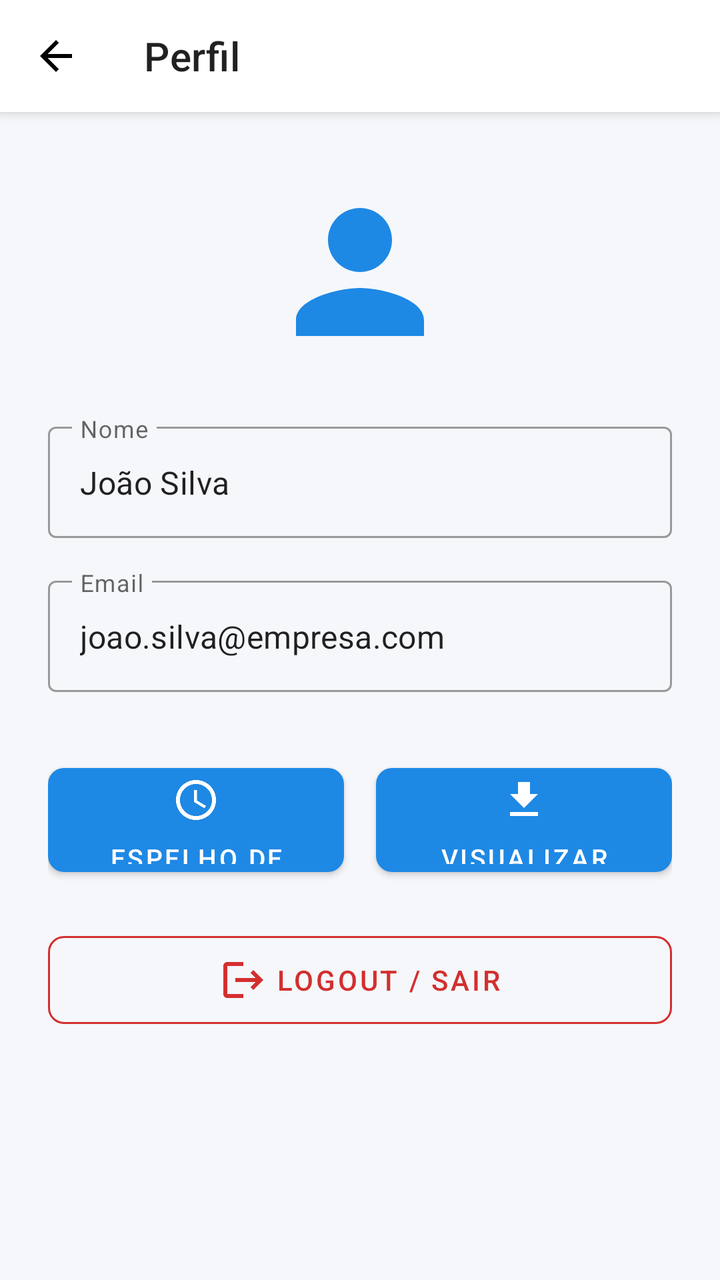
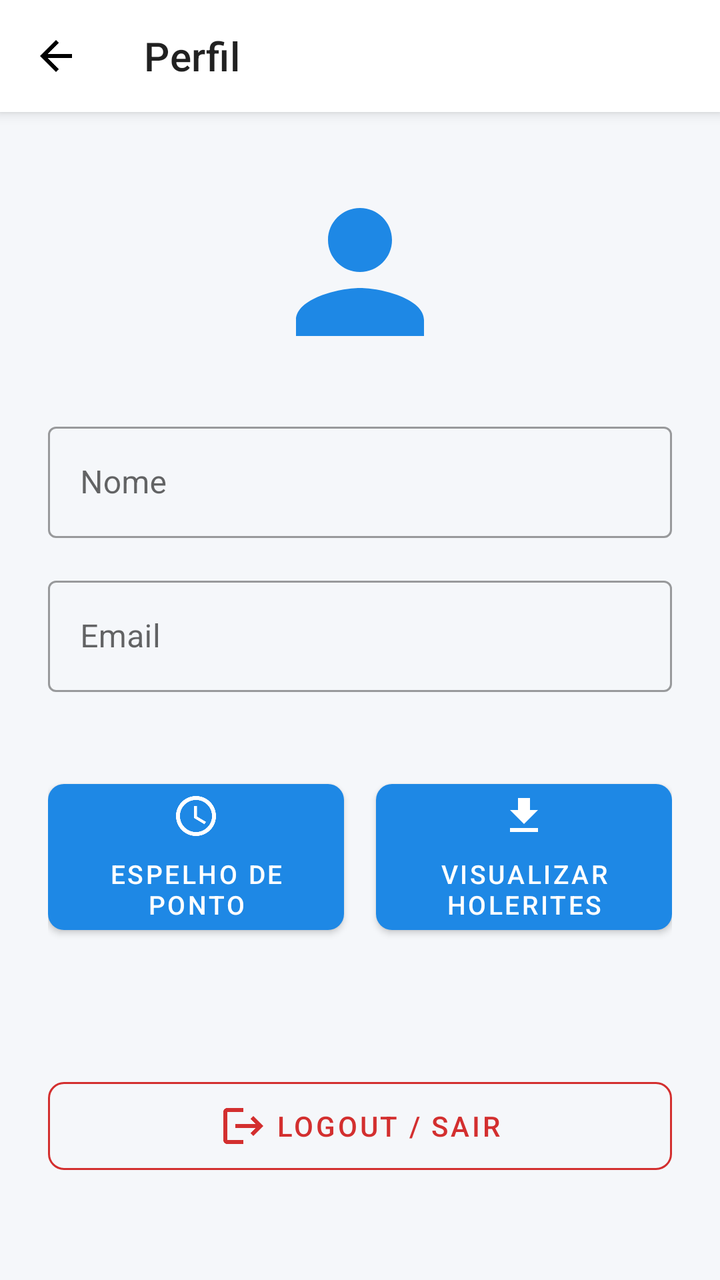

The first picture is an Android layout as it rendered before a commit; the second is the same layout after the commit. The layout source and the unified diff follow.
<!-- AndroidManifest.xml: application theme Theme.EasyClock -->
<!-- res/layout/activity_perfil_funcionario.xml -->
<?xml version="1.0" encoding="utf-8"?>
<ScrollView xmlns:android="http://schemas.android.com/apk/res/android"
    xmlns:app="http://schemas.android.com/apk/res-auto"
    android:layout_width="match_parent"
    android:layout_height="match_parent"
    android:fillViewport="true"
    android:background="@color/background">

    <androidx.constraintlayout.widget.ConstraintLayout
        android:layout_width="match_parent"
        android:layout_height="wrap_content"
        android:paddingBottom="24dp">

        <com.google.android.material.appbar.MaterialToolbar
            android:id="@+id/toolbarPerfil"
            android:layout_width="match_parent"
            android:layout_height="?attr/actionBarSize"
            android:background="@color/surface"
            android:elevation="4dp"
            app:navigationIcon="@drawable/ic_arrow_back"
            app:title="@string/perfil"
            app:layout_constraintTop_toTopOf="parent" />

        <ImageView
            android:id="@+id/ivAvatar"
            android:layout_width="96dp"
            android:layout_height="96dp"
            android:layout_marginTop="32dp"
            android:src="@drawable/ic_person"
            android:contentDescription="@string/perfil"
            app:tint="@color/primary"
            app:layout_constraintTop_toBottomOf="@id/toolbarPerfil"
            app:layout_constraintStart_toStartOf="parent"
            app:layout_constraintEnd_toEndOf="parent" />

        <com.google.android.material.textfield.TextInputLayout
            android:id="@+id/tilNomePerfil"
            style="@style/Widget.MaterialComponents.TextInputLayout.OutlinedBox"
            android:layout_width="0dp"
            android:layout_height="wrap_content"
            android:layout_marginHorizontal="24dp"
            android:layout_marginTop="24dp"
            android:hint="@string/nome"
            app:layout_constraintTop_toBottomOf="@id/ivAvatar"
            app:layout_constraintStart_toStartOf="parent"
            app:layout_constraintEnd_toEndOf="parent">

            <com.google.android.material.textfield.TextInputEditText
                android:id="@+id/etNomePerfil"
                android:layout_width="match_parent"
                android:layout_height="wrap_content"
                android:text="João Silva" />
        </com.google.android.material.textfield.TextInputLayout>

        <com.google.android.material.textfield.TextInputLayout
            android:id="@+id/tilEmailPerfil"
            style="@style/Widget.MaterialComponents.TextInputLayout.OutlinedBox"
            android:layout_width="0dp"
            android:layout_height="wrap_content"
            android:layout_marginHorizontal="24dp"
            android:layout_marginTop="16dp"
            android:hint="@string/email"
            app:layout_constraintTop_toBottomOf="@id/tilNomePerfil"
            app:layout_constraintStart_toStartOf="parent"
            app:layout_constraintEnd_toEndOf="parent">

            <com.google.android.material.textfield.TextInputEditText
                android:id="@+id/etEmailPerfil"
                android:layout_width="match_parent"
                android:layout_height="wrap_content"
                android:text="joao.silva@empresa.com" />
        </com.google.android.material.textfield.TextInputLayout>

        
        <LinearLayout
            android:id="@+id/layoutAcoesPerfil"
            android:layout_width="0dp"
            android:layout_height="wrap_content"
            android:orientation="horizontal"
            android:layout_marginHorizontal="24dp"
            android:layout_marginTop="32dp"
            app:layout_constraintTop_toBottomOf="@id/tilEmailPerfil"
            app:layout_constraintStart_toStartOf="parent"
            app:layout_constraintEnd_toEndOf="parent">

            <com.google.android.material.button.MaterialButton
                android:id="@+id/btnEspelhoPonto"
                android:layout_width="0dp"
                android:layout_height="64dp"
                android:layout_weight="1"
                android:layout_marginEnd="8dp"
                android:text="@string/espelho_de_ponto"
                android:textSize="13sp"
                app:cornerRadius="8dp"
                app:icon="@drawable/ic_clock"
                app:iconGravity="textTop" />

            <com.google.android.material.button.MaterialButton
                android:id="@+id/btnVisualizarHolerites"
                android:layout_width="0dp"
                android:layout_height="64dp"
                android:layout_weight="1"
                android:layout_marginStart="8dp"
                android:text="@string/visualizar_holerites"
                android:textSize="13sp"
                app:cornerRadius="8dp"
                app:icon="@drawable/ic_download"
                app:iconGravity="textTop" />
        </LinearLayout>

        <com.google.android.material.button.MaterialButton
            android:id="@+id/btnLogout"
            style="@style/Widget.MaterialComponents.Button.OutlinedButton"
            android:layout_width="0dp"
            android:layout_height="56dp"
            android:layout_marginHorizontal="24dp"
            android:layout_marginTop="20dp"
            android:text="@string/logout"
            android:textColor="@color/button_danger"
            app:strokeColor="@color/button_danger"
            app:cornerRadius="8dp"
            app:icon="@drawable/ic_logout"
            app:iconTint="@color/button_danger"
            app:iconGravity="textStart"
            app:layout_constraintTop_toBottomOf="@id/layoutAcoesPerfil"
            app:layout_constraintStart_toStartOf="parent"
            app:layout_constraintEnd_toEndOf="parent" />

    </androidx.constraintlayout.widget.ConstraintLayout>
</ScrollView>
<!-- resources referenced by this layout -->
<resources>
  <color name="background">#F5F7FA</color>
  <color name="button_danger">#D32F2F</color>
  <color name="primary">#1E88E5</color>
  <color name="surface">#FFFFFF</color>
  <!-- drawable ic_arrow_back (drawable) -->
  <?xml version="1.0" encoding="utf-8"?>
  <vector xmlns:android="http://schemas.android.com/apk/res/android"
      android:width="24dp"
      android:height="24dp"
      android:viewportWidth="24"
      android:viewportHeight="24">
    <path
        android:fillColor="#FF000000"
        android:pathData="M20,11H7.83l5.59,-5.59L12,4l-8,8 8,8 1.41,-1.41L7.83,13H20v-2z"/>
  </vector>
  <!-- drawable ic_clock (drawable) -->
  <?xml version="1.0" encoding="utf-8"?>
  <vector xmlns:android="http://schemas.android.com/apk/res/android"
      android:width="24dp"
      android:height="24dp"
      android:viewportWidth="24"
      android:viewportHeight="24">
    <path
        android:fillColor="#FF000000"
        android:pathData="M11.99,2C6.47,2 2,6.48 2,12s4.47,10 9.99,10C17.52,22 22,17.52 22,12S17.52,2 11.99,2zM12,20c-4.42,0 -8,-3.58 -8,-8s3.58,-8 8,-8 8,3.58 8,8 -3.58,8 -8,8zM12.5,7H11v6l5.25,3.15 0.75,-1.23 -4.5,-2.67z"/>
  </vector>
  <!-- drawable ic_download (drawable) -->
  <?xml version="1.0" encoding="utf-8"?>
  <vector xmlns:android="http://schemas.android.com/apk/res/android"
      android:width="24dp"
      android:height="24dp"
      android:viewportWidth="24"
      android:viewportHeight="24">
    <path
        android:fillColor="#FF000000"
        android:pathData="M19,9h-4V3H9v6H5l7,7 7,-7zM5,18v2h14v-2H5z"/>
  </vector>
  <!-- drawable ic_logout (drawable) -->
  <?xml version="1.0" encoding="utf-8"?>
  <vector xmlns:android="http://schemas.android.com/apk/res/android"
      android:width="24dp"
      android:height="24dp"
      android:viewportWidth="24"
      android:viewportHeight="24">
    <path
        android:fillColor="#FF000000"
        android:pathData="M17,7l-1.41,1.41L18.17,11H8v2h10.17l-2.58,2.58L17,17l5,-5zM4,5h8V3H4c-1.1,0 -2,0.9 -2,2v14c0,1.1 0.9,2 2,2h8v-2H4V5z"/>
  </vector>
  <!-- drawable ic_person (drawable) -->
  <?xml version="1.0" encoding="utf-8"?>
  <vector xmlns:android="http://schemas.android.com/apk/res/android"
      android:width="24dp"
      android:height="24dp"
      android:viewportWidth="24"
      android:viewportHeight="24">
    <path
        android:fillColor="#FF000000"
        android:pathData="M12,12c2.21,0 4,-1.79 4,-4s-1.79,-4 -4,-4 -4,1.79 -4,4 1.79,4 4,4zM12,14c-2.67,0 -8,1.34 -8,4v2h16v-2c0,-2.66 -5.33,-4 -8,-4z"/>
  </vector>
  <string name="email">Email</string>
  <string name="espelho_de_ponto">Espelho de Ponto</string>
  <string name="logout">Logout / Sair</string>
  <string name="nome">Nome</string>
  <string name="perfil">Perfil</string>
  <string name="visualizar_holerites">Visualizar Holerites</string>
  <style name="Theme.EasyClock" parent="Theme.MaterialComponents.DayNight.NoActionBar">
          
          <item name="colorPrimary">@color/primary</item>
          <item name="colorPrimaryVariant">@color/primary_dark</item>
          <item name="colorOnPrimary">#FFFFFF</item>
          
          <item name="colorSecondary">@color/accent</item>
          <item name="colorSecondaryVariant">@color/accent</item>
          <item name="colorOnSecondary">#FFFFFF</item>
          
          <item name="android:statusBarColor">?attr/colorPrimaryVariant</item>
          
          <item name="android:windowBackground">@color/background</item>
      </style>
  <color name="primary_dark">#1565C0</color>
  <color name="accent">#26A69A</color>
</resources>

<!-- the commit's change to res/layout/activity_perfil_funcionario.xml (unified diff, before → after) -->
@@ -48,8 +48,7 @@
             <com.google.android.material.textfield.TextInputEditText
                 android:id="@+id/etNomePerfil"
                 android:layout_width="match_parent"
-                android:layout_height="wrap_content"
-                android:text="João Silva" />
+                android:layout_height="wrap_content" />
         </com.google.android.material.textfield.TextInputLayout>
 
         <com.google.android.material.textfield.TextInputLayout
@@ -67,28 +66,28 @@
             <com.google.android.material.textfield.TextInputEditText
                 android:id="@+id/etEmailPerfil"
                 android:layout_width="match_parent"
-                android:layout_height="wrap_content"
-                android:text="joao.silva@empresa.com" />
+                android:layout_height="wrap_content" />
         </com.google.android.material.textfield.TextInputLayout>
 
         
+
         <LinearLayout
             android:id="@+id/layoutAcoesPerfil"
             android:layout_width="0dp"
             android:layout_height="wrap_content"
+            android:layout_marginHorizontal="24dp"
+            android:layout_marginTop="40dp"
             android:orientation="horizontal"
-            android:layout_marginHorizontal="24dp"
-            android:layout_marginTop="32dp"
-            app:layout_constraintTop_toBottomOf="@id/tilEmailPerfil"
+            app:layout_constraintEnd_toEndOf="parent"
             app:layout_constraintStart_toStartOf="parent"
-            app:layout_constraintEnd_toEndOf="parent">
+            app:layout_constraintTop_toBottomOf="@id/tilEmailPerfil">
 
             <com.google.android.material.button.MaterialButton
                 android:id="@+id/btnEspelhoPonto"
                 android:layout_width="0dp"
-                android:layout_height="64dp"
+                android:layout_height="match_parent"
+                android:layout_marginEnd="8dp"
                 android:layout_weight="1"
-                android:layout_marginEnd="8dp"
                 android:text="@string/espelho_de_ponto"
                 android:textSize="13sp"
                 app:cornerRadius="8dp"
@@ -98,9 +97,9 @@
             <com.google.android.material.button.MaterialButton
                 android:id="@+id/btnVisualizarHolerites"
                 android:layout_width="0dp"
-                android:layout_height="64dp"
+                android:layout_height="match_parent"
+                android:layout_marginStart="8dp"
                 android:layout_weight="1"
-                android:layout_marginStart="8dp"
                 android:text="@string/visualizar_holerites"
                 android:textSize="13sp"
                 app:cornerRadius="8dp"
@@ -114,17 +113,18 @@
             android:layout_width="0dp"
             android:layout_height="56dp"
             android:layout_marginHorizontal="24dp"
-            android:layout_marginTop="20dp"
+            android:layout_marginTop="64dp"
             android:text="@string/logout"
             android:textColor="@color/button_danger"
-            app:strokeColor="@color/button_danger"
             app:cornerRadius="8dp"
             app:icon="@drawable/ic_logout"
+            app:iconGravity="textStart"
             app:iconTint="@color/button_danger"
-            app:iconGravity="textStart"
+            app:layout_constraintEnd_toEndOf="parent"
+            app:layout_constraintHorizontal_bias="0.666"
+            app:layout_constraintStart_toStartOf="parent"
             app:layout_constraintTop_toBottomOf="@id/layoutAcoesPerfil"
-            app:layout_constraintStart_toStartOf="parent"
-            app:layout_constraintEnd_toEndOf="parent" />
+            app:strokeColor="@color/button_danger" />
 
     </androidx.constraintlayout.widget.ConstraintLayout>
 </ScrollView>
